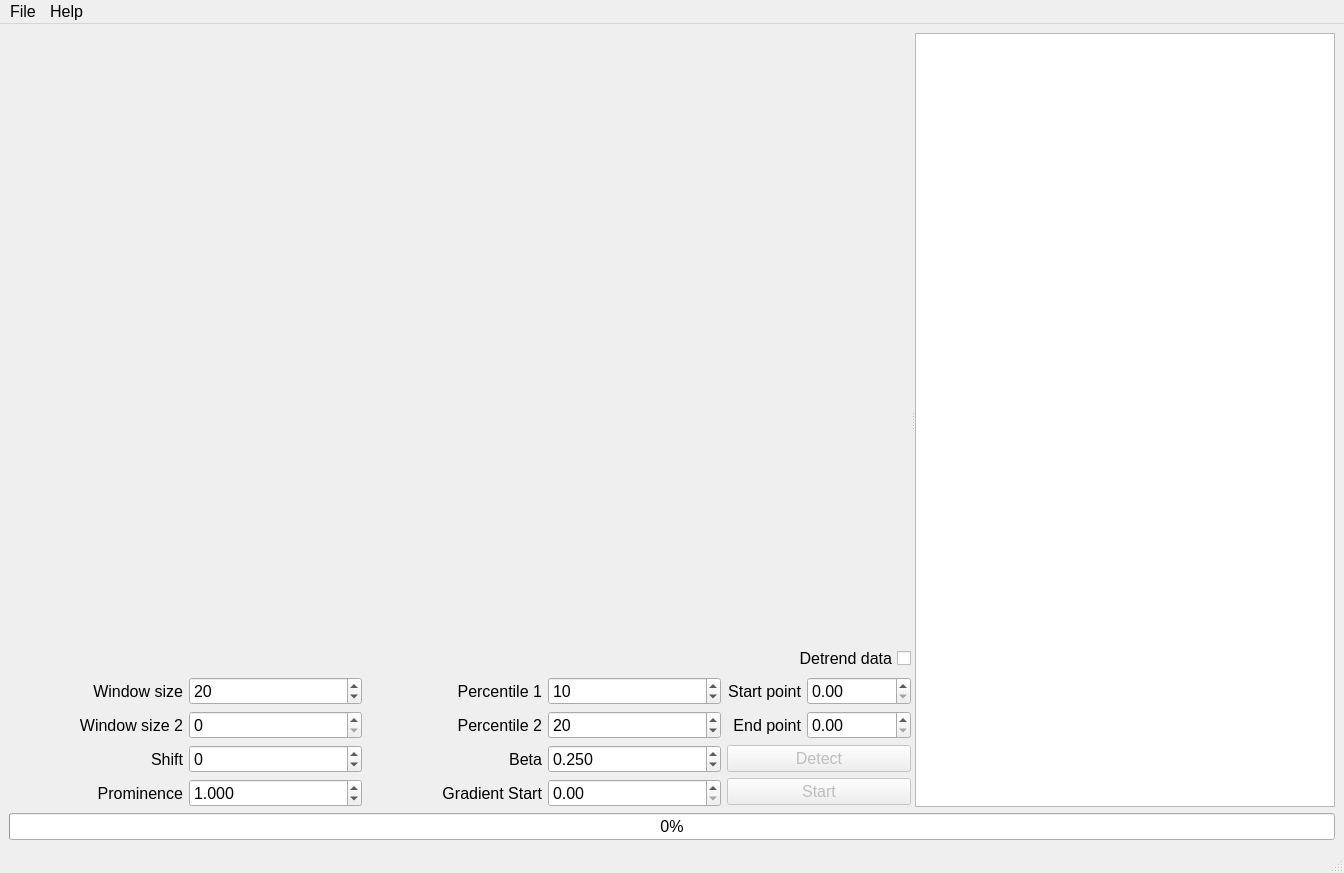
Qt form TransientAnalyzer.ui (IuliiaBaglaeva/TransientAnalyzerUI) before a commit.
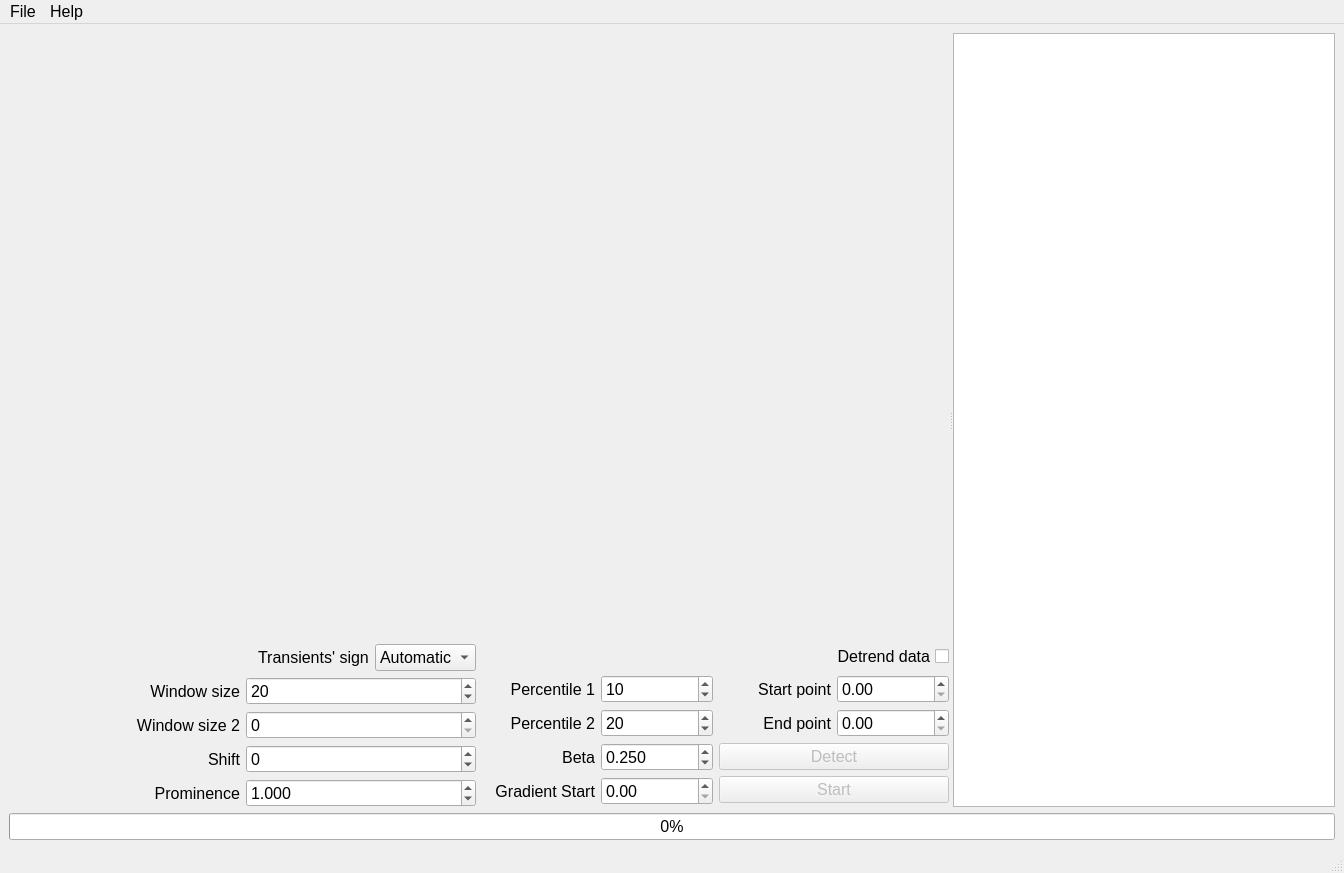
The same form after that commit. Custom widgets are drawn as their Qt base class.

Commit message: Added the manual determination of the transients' sign

Patch:
```diff
--- a/TransientAnalyzer.ui
+++ b/TransientAnalyzer.ui
@@ -19,16 +19,16 @@
    <string>TransientAnalyzer</string>
   </property>
   <widget class="QWidget" name="centralwidget">
-   <layout class="QHBoxLayout" name="horizontalLayout_3">
+   <layout class="QHBoxLayout" name="horizontalLayout_8">
     <item>
-     <layout class="QVBoxLayout" name="verticalLayout_18">
+     <layout class="QVBoxLayout" name="verticalLayout_20">
       <item>
        <widget class="QSplitter" name="splitter">
         <property name="orientation">
          <enum>Qt::Horizontal</enum>
         </property>
         <widget class="QWidget" name="layoutWidget">
-         <layout class="QVBoxLayout" name="verticalLayout_17">
+         <layout class="QVBoxLayout" name="verticalLayout_19">
           <item>
            <widget class="QLabel" name="Log">
             <property name="text">
@@ -54,24 +54,58 @@
            </widget>
           </item>
           <item>
-           <widget class="QCheckBox" name="DetrendBox">
-            <property name="layoutDirection">
-             <enum>Qt::RightToLeft</enum>
-            </property>
+           <layout class="QHBoxLayout" name="horizontalLayout_7">
+            <item>
+             <layout class="QVBoxLayout" name="verticalLayout_10">
+              <item>
+               <layout class="QHBoxLayout" name="horizontalLayout">
+                <item>
+                 <spacer name="horizontalSpacer">
+                  <property name="orientation">
+                   <enum>Qt::Horizontal</enum>
+                  </property>
+                  <property name="sizeHint" stdset="0">
+                   <size>
+                    <width>40</width>
+                    <height>20</height>
+                   </size>
+                  </property>
+                 </spacer>
+                </item>
+                <item>
+                 <widget class="QLabel" name="label_11">
             <property name="text">
-             <string>Detrend data</string>
-            </property>
-           </widget>
+                   <string>Transients' sign</string>
+                  </property>
+                 </widget>
+                </item>
+                <item>
+                 <widget class="QComboBox" name="SignComboBox">
+                  <item>
+                   <property name="text">
+                    <string>Automatic</string>
+                   </property>
+                  </item>
+                  <item>
+                   <property name="text">
+                    <string>Positive</string>
+                   </property>
+                  </item>
+                  <item>
+                   <property name="text">
+                    <string>Negative</string>
+                   </property>
+                  </item>
+                 </widget>
+                </item>
+               </layout>
           </item>
           <item>
            <layout class="QHBoxLayout" name="horizontalLayout_2">
             <item>
-             <layout class="QVBoxLayout" name="verticalLayout_12">
+                 <layout class="QVBoxLayout" name="verticalLayout_8">
               <item>
                <layout class="QVBoxLayout" name="verticalLayout">
-                <property name="sizeConstraint">
-                 <enum>QLayout::SetDefaultConstraint</enum>
-                </property>
                 <item>
                  <widget class="QLabel" name="label">
                   <property name="text">
@@ -95,7 +129,7 @@
                </layout>
               </item>
               <item>
-               <layout class="QVBoxLayout" name="verticalLayout_8">
+                   <layout class="QVBoxLayout" name="verticalLayout_6">
                 <item>
                  <widget class="QLabel" name="label_7">
                   <property name="text">
@@ -121,12 +155,9 @@
              </layout>
             </item>
             <item>
-             <layout class="QVBoxLayout" name="verticalLayout_13">
+                 <layout class="QVBoxLayout" name="verticalLayout_9">
               <item>
                <layout class="QVBoxLayout" name="verticalLayout_2">
-                <property name="sizeConstraint">
-                 <enum>QLayout::SetDefaultConstraint</enum>
-                </property>
                 <item>
                  <widget class="QSpinBox" name="WindowBox">
                   <property name="maximum">
@@ -147,7 +178,7 @@
                </layout>
               </item>
               <item>
-               <layout class="QVBoxLayout" name="verticalLayout_9">
+                   <layout class="QVBoxLayout" name="verticalLayout_7">
                 <item>
                  <widget class="QSpinBox" name="ShiftBox">
                   <property name="minimum">
@@ -178,8 +209,45 @@
               </item>
              </layout>
             </item>
+               </layout>
+              </item>
+             </layout>
+            </item>
             <item>
-             <layout class="QVBoxLayout" name="verticalLayout_14">
+             <layout class="QVBoxLayout" name="verticalLayout_18">
+              <item>
+               <layout class="QHBoxLayout" name="horizontalLayout_3">
+                <item>
+                 <spacer name="horizontalSpacer_2">
+                  <property name="orientation">
+                   <enum>Qt::Horizontal</enum>
+                  </property>
+                  <property name="sizeHint" stdset="0">
+                   <size>
+                    <width>40</width>
+                    <height>20</height>
+                   </size>
+                  </property>
+                 </spacer>
+                </item>
+                <item>
+                 <widget class="QCheckBox" name="DetrendBox">
+                  <property name="layoutDirection">
+                   <enum>Qt::RightToLeft</enum>
+                  </property>
+                  <property name="text">
+                   <string>Detrend data</string>
+                  </property>
+                 </widget>
+                </item>
+               </layout>
+              </item>
+              <item>
+               <layout class="QHBoxLayout" name="horizontalLayout_6">
+                <item>
+                 <layout class="QHBoxLayout" name="horizontalLayout_4">
+                  <item>
+                   <layout class="QVBoxLayout" name="verticalLayout_12">
               <item>
                <layout class="QVBoxLayout" name="verticalLayout_3">
                 <item>
@@ -208,7 +276,7 @@
                </layout>
               </item>
               <item>
-               <layout class="QVBoxLayout" name="verticalLayout_10">
+                     <layout class="QVBoxLayout" name="verticalLayout_11">
                 <item>
                  <widget class="QLabel" name="label_9">
                   <property name="text">
@@ -234,7 +302,7 @@
              </layout>
             </item>
             <item>
-             <layout class="QVBoxLayout" name="verticalLayout_15">
+                   <layout class="QVBoxLayout" name="verticalLayout_14">
               <item>
                <layout class="QVBoxLayout" name="verticalLayout_4">
                 <item>
@@ -260,7 +328,7 @@
                </layout>
               </item>
               <item>
-               <layout class="QVBoxLayout" name="verticalLayout_11">
+                     <layout class="QVBoxLayout" name="verticalLayout_13">
                 <item>
                  <widget class="QDoubleSpinBox" name="BetaBox">
                   <property name="decimals">
@@ -284,12 +352,14 @@
               </item>
              </layout>
             </item>
+                 </layout>
+                </item>
             <item>
-             <layout class="QVBoxLayout" name="verticalLayout_16">
+                 <layout class="QVBoxLayout" name="verticalLayout_15">
               <item>
-               <layout class="QHBoxLayout" name="horizontalLayout">
+                   <layout class="QHBoxLayout" name="horizontalLayout_5">
                 <item>
-                 <layout class="QVBoxLayout" name="verticalLayout_6">
+                     <layout class="QVBoxLayout" name="verticalLayout_5">
                   <item>
                    <widget class="QLabel" name="label_5">
                     <property name="text">
@@ -313,7 +383,7 @@
                  </layout>
                 </item>
                 <item>
-                 <layout class="QVBoxLayout" name="verticalLayout_7">
+                     <layout class="QVBoxLayout" name="verticalLayout_16">
                   <item>
                    <widget class="QFocusedDoubleSpinBox" name="StartTimeBox">
                     <property name="maximum">
@@ -333,15 +403,18 @@
                </layout>
               </item>
               <item>
-               <layout class="QVBoxLayout" name="verticalLayout_5">
-                <property name="sizeConstraint">
-                 <enum>QLayout::SetNoConstraint</enum>
-                </property>
+                   <layout class="QVBoxLayout" name="verticalLayout_17">
                 <item>
                  <widget class="QPushButton" name="DetectButton">
                   <property name="enabled">
                    <bool>false</bool>
                   </property>
+                      <property name="sizePolicy">
+                       <sizepolicy hsizetype="Minimum" vsizetype="Maximum">
+                        <horstretch>0</horstretch>
+                        <verstretch>0</verstretch>
+                       </sizepolicy>
+                      </property>
                   <property name="text">
                    <string>Detect</string>
                   </property>
@@ -364,6 +437,10 @@
            </layout>
           </item>
          </layout>
+            </item>
+           </layout>
+          </item>
+         </layout>
         </widget>
         <widget class="QTableView" name="ParsTable"/>
        </widget>
```
Left out of the diff: 2 changed lines with no effect on the pictures. Lines whose indentation alone changed are shown as unchanged. The commit also changes 1 other file.
